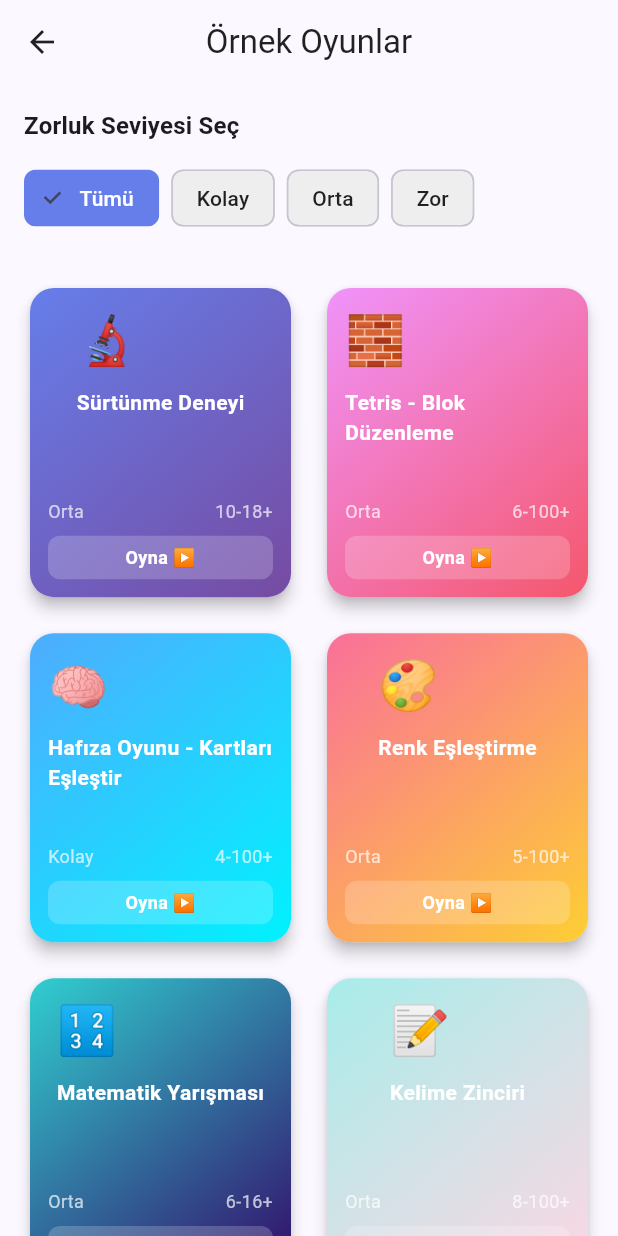
After one commit to gecekodu/OyunEvreni, a Flutter app: the HomePage screen opened by its route, after a tap on "Örnek Oyunlar", on a phone screen of 412 x 824 dp. The commit adds this screen. Run offline on Flutter 3.47's test engine with Material 3 defaults, Android fonts, the phone set to English and light mode, and no system bars; our stand-ins replace cloud_firestore, firebase_auth, firebase_core, get_it, google_generative_ai, timeago and 1 more; missing offline and left inert: flame; accounts and stored records are empty.

Commit message:
Model güncelleme: gemini-2.5-flash-lite ANA model, gemini-1.5-flash fallback

```diff
--- a/QUICK_START.dart
+++ b/QUICK_START.dart
@@ -211,7 +211,7 @@ class AppConstants {
   static const String firebaseProjectId = 'oyun-olustur-ai';
 
   // Gemini API Model
-  static const String geminiModel = 'gemini-pro';
+  static const String geminiModel = 'gemini-2.5-flash-lite';
 
   // Game limits
   static const int maxGameTitleLength = 100;
--- a/lib/core/services/gemini_game_service.dart
+++ b/lib/core/services/gemini_game_service.dart
@@ -9,7 +9,7 @@ class GeminiGameService {
 
   GeminiGameService({required this.apiKey}) {
     // 🤖 Gemini 2.5 Flash Lite - Lightweight model (hızlı, az token tüket, daha az rate limit)
-    // Rate limit dolursa: gemini-pro'ya fallback
+    // Rate limit dolursa: gemini-1.5-flash'e fallback
     _model = GenerativeModel(
       model: 'gemini-2.5-flash-lite',
       apiKey: apiKey,
@@ -25,7 +25,7 @@ class GeminiGameService {
   /// 🔄 Fallback Model (rate limit hatası durumunda)
   GenerativeModel _getFallbackModel() {
     return GenerativeModel(
-      model: 'gemini-pro', // Eski ama stabil model
+      model: 'gemini-1.5-flash', // Eski ama stabil model
       apiKey: apiKey,
       generationConfig: GenerationConfig(
         temperature: 0.5,
--- a/lib/core/services/gemini_game_service_v2.dart
+++ b/lib/core/services/gemini_game_service_v2.dart
@@ -38,7 +38,7 @@ class GeminiGameServiceV2 {
   /// 🔄 Fallback Model
   GenerativeModel _getFallbackModel() {
     return GenerativeModel(
-      model: 'gemini-pro',
+      model: 'gemini-1.5-flash',
       apiKey: apiKey,
       generationConfig: GenerationConfig(
         temperature: 0.5,
--- a/lib/core/services/gemini_service.dart
+++ b/lib/core/services/gemini_service.dart
@@ -12,7 +12,7 @@ class GeminiService {
   // https://ai.google.dev/tutorials/setup
   GeminiService({required this.apiKey}) {
     _model = GenerativeModel(
-      model: 'gemini-pro',
+      model: 'gemini-2.5-flash-lite',
       apiKey: apiKey,
     );
   }
--- a/lib/features/ai_game_engine/data/services/ai_game_generator_service.dart
+++ b/lib/features/ai_game_engine/data/services/ai_game_generator_service.dart
@@ -12,7 +12,7 @@ class AIGameGeneratorService {
 
   AIGameGeneratorService({required this.apiKey}) {
     _model = GenerativeModel(
-      model: 'gemini-2.5-flash',
+      model: 'gemini-2.5-flash-lite',
       apiKey: apiKey,
       generationConfig: GenerationConfig(
         temperature: 0.9, // Yaratıcılık için yüksek
--- /dev/null
+++ b/lib/features/games/data/datasources/example_games_datasource.dart
@@ -0,0 +1,119 @@
+import '../../domain/entities/example_game.dart';
+
+abstract class ExampleGamesDatasource {
+  Future<List<ExampleGame>> getAllExamples();
+  Future<ExampleGame?> getExampleByType(ExampleGameType type);
+  Future<List<ExampleGame>> getExamplesByDifficulty(double minDifficulty, double maxDifficulty);
+  Future<List<ExampleGame>> getExamplesByAgeRange(int minAge, int maxAge);
+}
+
+class ExampleGamesDatasourceImpl implements ExampleGamesDatasource {
+  // Hardcoded örnek oyunlar
+  static final List<ExampleGame> _exampleGames = [
+    ExampleGame(
+      id: 'friction-exp-001',
+      type: ExampleGameType.friction,
+      title: 'Sürtünme Deneyi',
+      description: 'Farklı yüzeylerde sürtünme kuvvetini keşfet. Düzgün, pürüzlü, buzlu ve kumlu yüzeylerde topu fırlatarak sürtünme katsayılarını karşılaştır.',
+      htmlContent: 'assets/html_games/example_games/friction_experiment.html',
+      minAge: 10,
+      maxAge: 18,
+      category: 'Fizik',
+      difficulty: 0.4,
+      estimatedDuration: Duration(minutes: 5),
+    ),
+    ExampleGame(
+      id: 'tetris-001',
+      type: ExampleGameType.tetris,
+      title: 'Tetris - Blok Düzenleme',
+      description: 'Klasik Tetris oyunu. Hızlı biçimde düşen blokları döndürerek ve yerleştirerek satırları tamamla. Stratejik düşünme ve hızlı refleks gerektiriyor.',
+      htmlContent: 'assets/html_games/08-Tetris-Game/index.html',
+      minAge: 6,
+      maxAge: 100,
+      category: 'Bulmaca',
+      difficulty: 0.5,
+      estimatedDuration: Duration(minutes: 10),
+    ),
+    ExampleGame(
+      id: 'memory-001',
+      type: ExampleGameType.memory,
+      title: 'Hafıza Oyunu - Kartları Eşleştir',
+      description: 'Kapalı kartları açarak aynı çiftleri bulması. Bellek ve konsantrasyon yeteneklerini geliştir. Zorluk seviyeleri var.',
+      htmlContent: 'assets/html_games/10-Memory-Card-Game/index.html',
+      minAge: 4,
+      maxAge: 100,
+      category: 'Bilişsel',
+      difficulty: 0.3,
+      estimatedDuration: Duration(minutes: 5),
+    ),
+    ExampleGame(
+      id: 'color-match-001',
+      type: ExampleGameType.colorMatch,
+      title: 'Renk Eşleştirme',
+      description: 'Hızlı refleks oyunu. Gösterilen renk adı ile renk kutusunun renginin eşleşip eşleşmediğini belirle. Dikkat ve karar verme becerilerini geliştir.',
+      htmlContent: 'assets/html_games/23-Shape-Clicker-Game/index.html',
+      minAge: 5,
+      maxAge: 100,
+      category: 'Refleks',
+      difficulty: 0.6,
+      estimatedDuration: Duration(minutes: 3),
+    ),
+    ExampleGame(
+      id: 'math-quiz-001',
+      type: ExampleGameType.mathQuiz,
+      title: 'Matematik Yarışması',
+      description: 'Timed matematik soruları. Toplama, çıkarma, çarpma ve bölme işlemleri hızlı çöz. Zorluk seviyeleri ve ödüller var.',
+      htmlContent: 'assets/html_games/27-Quiz-Game/index.html',
+      minAge: 6,
+      maxAge: 16,
+      category: 'Matematik',
+      difficulty: 0.5,
+      estimatedDuration: Duration(minutes: 5),
+    ),
+    ExampleGame(
+      id: 'word-chain-001',
+      type: ExampleGameType.wordChain,
+      title: 'Kelime Zinciri',
+      description: 'Bir önceki kelimenin son harfi ile başlayan yeni kelime söyle. Kelime dağarcığını geliştir ve hızlı düşün.',
+      htmlContent: 'assets/html_games/01-Candy-Crush-Game/index.html',
+      minAge: 8,
+      maxAge: 100,
+      category: 'Dil',
+      difficulty: 0.4,
+      estimatedDuration: Duration(minutes: 8),
+    ),
+  ];
+
+  @override
+  Future<List<ExampleGame>> getAllExamples() async {
+    // Veritabanı yapılacaksa burada değiştirilecek
+    await Future.delayed(Duration(milliseconds: 500)); // Simüle network delay
+    return _exampleGames;
+  }
+
+  @override
+  Future<ExampleGame?> getExampleByType(ExampleGameType type) async {
+    await Future.delayed(Duration(milliseconds: 300));
+    try {
+      return _exampleGames.firstWhere((game) => game.type == type);
+    } catch (e) {
+      return null;
+    }
+  }
+
+  @override
+  Future<List<ExampleGame>> getExamplesByDifficulty(double minDifficulty, double maxDifficulty) async {
+    await Future.delayed(Duration(milliseconds: 300));
+    return _exampleGames
+        .where((game) => game.difficulty >= minDifficulty && game.difficulty <= maxDifficulty)
+        .toList();
+  }
+
+  @override
+  Future<List<ExampleGame>> getExamplesByAgeRange(int minAge, int maxAge) async {
+    await Future.delayed(Duration(milliseconds: 300));
+    return _exampleGames
+        .where((game) => game.minAge <= maxAge && game.maxAge >= minAge)
+        .toList();
+  }
+}
--- /dev/null
+++ b/lib/features/games/data/repositories/example_games_repository_impl.dart
@@ -0,0 +1,52 @@
+import '../datasources/example_games_datasource.dart';
+import '../../domain/entities/example_game.dart';
+
+abstract class ExampleGamesRepository {
+  Future<List<ExampleGame>> getAllExamples();
+  Future<ExampleGame?> getExampleByType(ExampleGameType type);
+  Future<List<ExampleGame>> getExamplesByDifficulty(double minDifficulty, double maxDifficulty);
+  Future<List<ExampleGame>> getExamplesByAgeRange(int minAge, int maxAge);
+}
+
+class ExampleGamesRepositoryImpl implements ExampleGamesRepository {
+  final ExampleGamesDatasource datasource;
+
+  ExampleGamesRepositoryImpl({required this.datasource});
+
+  @override
+  Future<List<ExampleGame>> getAllExamples() async {
+    try {
+      return await datasource.getAllExamples();
+    } catch (e) {
+      // Error handling ve logging
+      rethrow;
+    }
+  }
+
+  @override
+  Future<ExampleGame?> getExampleByType(ExampleGameType type) async {
+    try {
+      return await datasource.getExampleByType(type);
+    } catch (e) {
+      rethrow;
+    }
+  }
+
+  @override
+  Future<List<ExampleGame>> getExamplesByDifficulty(double minDifficulty, double maxDifficulty) async {
+    try {
+      return await datasource.getExamplesByDifficulty(minDifficulty, maxDifficulty);
+    } catch (e) {
+      rethrow;
+    }
+  }
+
+  @override
+  Future<List<ExampleGame>> getExamplesByAgeRange(int minAge, int maxAge) async {
+    try {
+      return await datasource.getExamplesByAgeRange(minAge, maxAge);
+    } catch (e) {
+      rethrow;
+    }
+  }
+}
--- /dev/null
+++ b/lib/features/games/domain/entities/example_game.dart
@@ -0,0 +1,48 @@
+// 🎮 ÖRNEK OYUNLAR - VERİ MODELİ
+
+/// Oyun türleri
+enum ExampleGameType {
+  friction('Sürtünme Deneyi', '🔬'),
+  tetris('Tetris', '🧱'),
+  memory('Hafıza Oyunu', '🧠'),
+  colorMatch('Renk Eşleştir', '🎨'),
+  mathQuiz('Matematik', '🔢'),
+  wordChain('Kelime Zinciri', '📝');
+
+  final String title;
+  final String emoji;
+  const ExampleGameType(this.title, this.emoji);
+}
+
+/// Örnek oyun veri modeli
+class ExampleGame {
+  final String id;
+  final ExampleGameType type;
+  final String title;
+  final String description;
+  final String htmlContent;
+  final int minAge;
+  final int maxAge;
+  final String category;
+  final double difficulty; // 0.0 - 1.0
+  final Duration estimatedDuration;
+
+  const ExampleGame({
+    required this.id,
+    required this.type,
+    required this.title,
+    required this.description,
+    required this.htmlContent,
+    required this.minAge,
+    required this.maxAge,
+    required this.category,
+    required this.difficulty,
+    required this.estimatedDuration,
+  });
+
+  String get difficultyLabel {
+    if (difficulty < 0.33) return 'Kolay';
+    if (difficulty < 0.66) return 'Orta';
+    return 'Zor';
+  }
+}
--- /dev/null
+++ b/lib/features/games/presentation/pages/example_games_list_page.dart
@@ -0,0 +1,274 @@
+import 'package:flutter/material.dart';
+import '../../data/datasources/example_games_datasource.dart';
+import '../../data/repositories/example_games_repository_impl.dart';
+import '../../domain/entities/example_game.dart';
+import '../../../webview/presentation/pages/webview_page.dart';
+
+class ExampleGamesListPage extends StatefulWidget {
+  const ExampleGamesListPage({Key? key}) : super(key: key);
+
+  @override
+  State<ExampleGamesListPage> createState() => _ExampleGamesListPageState();
+}
+
+class _ExampleGamesListPageState extends State<ExampleGamesListPage> {
+  late final ExampleGamesRepository _repository;
+  List<ExampleGame> _games = [];
+  bool _isLoading = true;
+  String? _selectedDifficulty = 'all';
+  List<ExampleGame> _filteredGames = [];
+
+  @override
+  void initState() {
+    super.initState();
+    _repository = ExampleGamesRepositoryImpl(
+      datasource: ExampleGamesDatasourceImpl(),
+    );
+    _loadGames();
+  }
+
+  Future<void> _loadGames() async {
+    try {
+      final games = await _repository.getAllExamples();
+      setState(() {
+        _games = games;
+        _filteredGames = games;
+        _isLoading = false;
+      });
+    } catch (e) {
+      setState(() => _isLoading = false);
+      if (mounted) {
+        ScaffoldMessenger.of(context).showSnackBar(
+          SnackBar(content: Text('Oyunlar yüklenemedi: $e')),
+        );
+      }
+    }
+  }
+
+  void _filterByDifficulty(String difficulty) {
+    setState(() => _selectedDifficulty = difficulty);
+
+    if (difficulty == 'all') {
+      setState(() => _filteredGames = _games);
+    } else if (difficulty == 'easy') {
+      setState(() => _filteredGames = _games.where((g) => g.difficulty < 0.4).toList());
+    } else if (difficulty == 'medium') {
+      setState(() => _filteredGames = _games.where((g) => g.difficulty >= 0.4 && g.difficulty < 0.7).toList());
+    } else if (difficulty == 'hard') {
+      setState(() => _filteredGames = _games.where((g) => g.difficulty >= 0.7).toList());
+    }
+  }
+
+  void _launchGame(ExampleGame game) {
+    Navigator.push(
+      context,
+      MaterialPageRoute(
+        builder: (context) => WebViewPage(
+          gameTitle: game.title,
+          htmlPath: game.htmlContent,
+        ),
+      ),
+    );
+  }
+
+  @override
+  Widget build(BuildContext context) {
+    return Scaffold(
+      appBar: AppBar(
+        title: Text('Örnek Oyunlar'),
+        elevation: 0,
+        centerTitle: true,
+        backgroundColor: Colors.transparent,
+        foregroundColor: Colors.black87,
+      ),
+      body: _isLoading
+          ? Center(
+              child: CircularProgressIndicator(
+                color: Color(0xFF667EEA),
+              ),
+            )
+          : CustomScrollView(
+              slivers: [
+                SliverToBoxAdapter(
+                  child: Padding(
+                    padding: EdgeInsets.all(16),
+                    child: Column(
+                      crossAxisAlignment: CrossAxisAlignment.start,
+                      children: [
+                        Text(
+                          'Zorluk Seviyesi Seç',
+                          style: Theme.of(context).textTheme.titleMedium?.copyWith(
+                            fontWeight: FontWeight.bold,
+                          ),
+                        ),
+                        SizedBox(height: 12),
+                        SingleChildScrollView(
+                          scrollDirection: Axis.horizontal,
+                          child: Row(
+                            children: [
+                              _difficultyChip('Tümü', 'all'),
+                              SizedBox(width: 8),
+                              _difficultyChip('Kolay', 'easy'),
+                              SizedBox(width: 8),
+                              _difficultyChip('Orta', 'medium'),
+                              SizedBox(width: 8),
+                              _difficultyChip('Zor', 'hard'),
+                            ],
+                          ),
+                        ),
+                      ],
+                    ),
+                  ),
+                ),
+                SliverPadding(
+                  padding: EdgeInsets.all(16),
+                  sliver: SliverGrid(
+                    gridDelegate: SliverGridDelegateWithFixedCrossAxisCount(
+                      crossAxisCount: 2,
+                      mainAxisSpacing: 16,
+                      crossAxisSpacing: 16,
+                      childAspectRatio: 0.85,
+                    ),
+                    delegate: SliverChildBuilderDelegate(
+                      (context, index) {
+                        if (index >= _filteredGames.length) return SizedBox.shrink();
+                        final game = _filteredGames[index];
+                        return _buildGameCard(game);
+                      },
+                      childCount: _filteredGames.length,
+                    ),
+                  ),
+                ),
+              ],
+            ),
+    );
+  }
+
+  Widget _difficultyChip(String label, String value) {
+    final isSelected = _selectedDifficulty == value;
+    return FilterChip(
+      label: Text(label),
+      selected: isSelected,
+      onSelected: (_) => _filterByDifficulty(value),
+      backgroundColor: Colors.grey[200],
+      selectedColor: Color(0xFF667EEA),
+      labelStyle: TextStyle(
+        color: isSelected ? Colors.white : Colors.black87,
+        fontWeight: FontWeight.w500,
+      ),
+    );
+  }
+
+  Widget _buildGameCard(ExampleGame game) {
+    return GestureDetector(
+      onTap: () => _launchGame(game),
+      child: Card(
+        elevation: 4,
+        shape: RoundedRectangleBorder(borderRadius: BorderRadius.circular(16)),
+        child: Container(
+          decoration: BoxDecoration(
+            borderRadius: BorderRadius.circular(16),
+            gradient: LinearGradient(
+              begin: Alignment.topLeft,
+              end: Alignment.bottomRight,
+              colors: _getGradientColors(game.type),
+            ),
+          ),
+          child: Column(
+            mainAxisAlignment: MainAxisAlignment.spaceBetween,
+            children: [
+              Padding(
+                padding: EdgeInsets.all(12),
+                child: Column(
+                  crossAxisAlignment: CrossAxisAlignment.start,
+                  children: [
+                    Text(
+                      game.type.emoji,
+                      style: TextStyle(fontSize: 32),
+                    ),
+                    SizedBox(height: 8),
+                    Text(
+                      game.title,
+                      style: TextStyle(
+                        color: Colors.white,
+                        fontSize: 14,
+                        fontWeight: FontWeight.bold,
+                      ),
+                      maxLines: 2,
+                      overflow: TextOverflow.ellipsis,
+                    ),
+                  ],
+                ),
+              ),
+              Padding(
+                padding: EdgeInsets.all(12),
+                child: Column(
+                  crossAxisAlignment: CrossAxisAlignment.start,
+                  children: [
+                    Row(
+                      mainAxisAlignment: MainAxisAlignment.spaceBetween,
+                      children: [
+                        Expanded(
+                          child: Text(
+                            game.difficultyLabel,
+                            style: TextStyle(
+                              color: Colors.white70,
+                              fontSize: 12,
+                            ),
+                          ),
+                        ),
+                        Text(
+                          '${game.minAge}-${game.maxAge}+',
+                          style: TextStyle(
+                            color: Colors.white70,
+                            fontSize: 12,
+                          ),
+                        ),
+                      ],
+                    ),
+                    SizedBox(height: 8),
+                    Container(
+                      width: double.infinity,
+                      padding: EdgeInsets.symmetric(vertical: 6, horizontal: 8),
+                      decoration: BoxDecoration(
+                        color: Colors.white.withOpacity(0.2),
+                        borderRadius: BorderRadius.circular(8),
+                      ),
+                      child: Center(
+                        child: Text(
+                          'Oyna ▶',
+                          style: TextStyle(
+                            color: Colors.white,
+                            fontSize: 12,
+                            fontWeight: FontWeight.bold,
+                          ),
+                        ),
+                      ),
+                    ),
+                  ],
+                ),
+              ),
+            ],
+          ),
+        ),
+      ),
+    );
+  }
+
+  List<Color> _getGradientColors(ExampleGameType type) {
+    switch (type) {
+      case ExampleGameType.friction:
+        return [Color(0xFF667EEA), Color(0xFF764BA2)];
+      case ExampleGameType.tetris:
+        return [Color(0xFFF093FB), Color(0xFFF5576C)];
+      case ExampleGameType.memory:
+        return [Color(0xFF4FACFE), Color(0xFF00F2FE)];
+      case ExampleGameType.colorMatch:
+        return [Color(0xFFFA709A), Color(0xFFFECE34)];
+      case ExampleGameType.mathQuiz:
+        return [Color(0xFF30CFD0), Color(0xFF330867)];
+      case ExampleGameType.wordChain:
+        return [Color(0xFFA8EDEA), Color(0xFFFED6E3)];
+    }
+  }
+}
--- a/lib/main.dart
+++ b/lib/main.dart
@@ -26,6 +26,7 @@ import 'core/services/gemini_game_service_v2.dart';
 import 'features/flame_game/presentation/pages/flame_game_page.dart';
 import 'features/ai_game_engine/presentation/pages/ai_game_creator_page.dart';
 import 'features/webview/presentation/pages/webview_page.dart';
+import 'features/games/presentation/pages/example_games_list_page.dart';
 
 // GetIt - Dependency Injection
 final getIt = GetIt.instance;
@@ -149,6 +150,7 @@ class MyApp extends StatelessWidget {
         '/profile': (context) => const ProfilePage(),
         '/flame-game': (context) => const FlameGamePage(),
         '/ai-game-creator': (context) => const AIGameCreatorPage(),
+        '/example-games': (context) => const ExampleGamesListPage(),
       },
     );
   }
@@ -478,6 +480,19 @@ class HomeTabView extends StatelessWidget {
             const SizedBox(height: 24),
 
             // Diğer özellikler
+            Expanded(
+              child: _buildFeatureCard(
+                context: context,
+                icon: Icons.videogame_asset,
+                title: 'Örnek Oyunlar',
+                subtitle: 'Hazır oyunları oyna',
+                color: Colors.indigo,
+                onTap: () {
+                  Navigator.pushNamed(context, '/example-games');
+                },
+              ),
+            ),
+            const SizedBox(height: 12),
             Row(
               children: [
                 Expanded(
```
Also changed, not shown: lib/features/ai_game_engine/presentation/pages/ai_game_creator_page.dart (+18 -2 lines), lib/features/webview/presentation/pages/webview_page.dart (+19 -23 lines), lib/config/firebase_options.dart, 1 other file.
